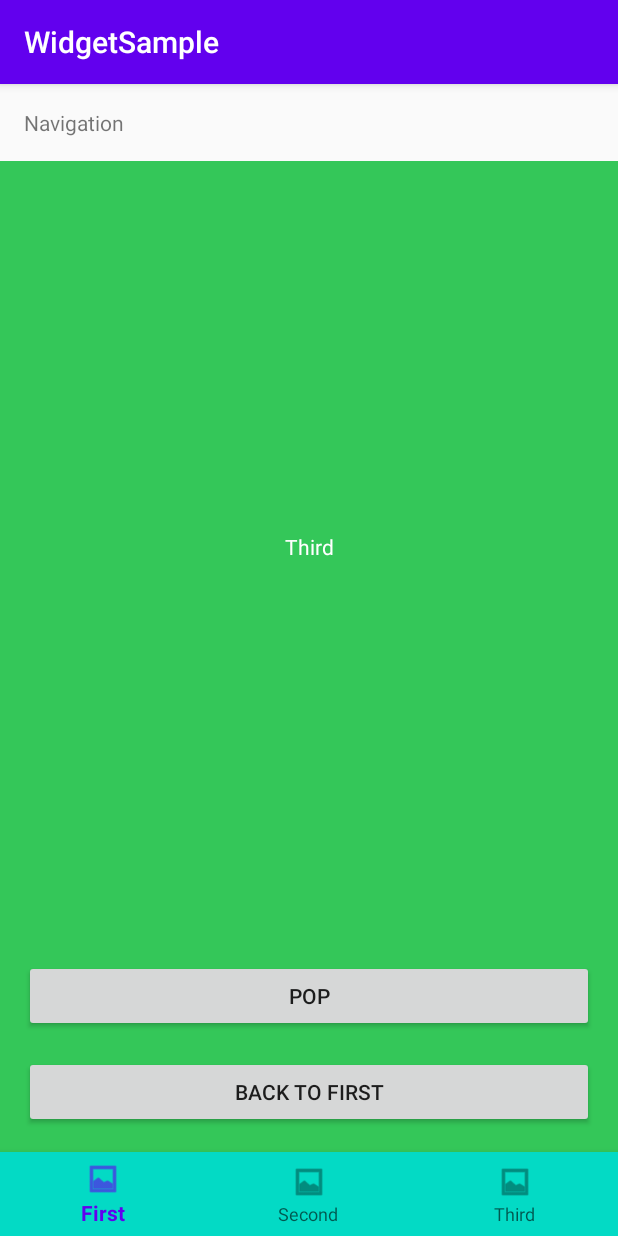
After one commit to adventam10/WidgetSample, an Android app: the fragment NavigationThirdFragment placed in its activity, on a phone screen of 412 x 824 dp. The commit adds this screen. Run offline under Robolectric (Android 15) with nearby library versions, the phone set to English and light mode, and no system bars; our stand-ins replace navigation-ui.

Commit message:
Add Navigation

```diff
--- a/WidgetSample/app/build.gradle
+++ b/WidgetSample/app/build.gradle
@@ -1,6 +1,7 @@
 apply plugin: 'com.android.application'
 apply plugin: 'kotlin-android'
 apply plugin: 'kotlin-android-extensions'
+apply plugin: "androidx.navigation.safeargs.kotlin"
 
 android {
     compileSdkVersion 29
@@ -36,4 +37,6 @@ dependencies {
     androidTestImplementation 'androidx.test.ext:junit:1.1.1'
     androidTestImplementation 'androidx.test.espresso:espresso-core:3.2.0'
     implementation 'com.google.android.material:material:1.1.0'
+    implementation 'androidx.navigation:navigation-fragment-ktx:2.0.0'
+    implementation 'androidx.navigation:navigation-ui-ktx:2.0.0'
 }
--- a/WidgetSample/app/src/main/AndroidManifest.xml
+++ b/WidgetSample/app/src/main/AndroidManifest.xml
@@ -11,7 +11,8 @@
         android:roundIcon="@mipmap/ic_launcher_round"
         android:supportsRtl="true"
         android:theme="@style/AppTheme">
-        <activity android:name=".TabLayoutActivity"></activity>
+        <activity android:name=".NavigationActivity"></activity>
+        <activity android:name=".TabLayoutActivity" />
         <activity android:name=".ConstraintLayoutActivity" />
         <activity android:name=".GridLayoutActivity" />
         <activity android:name=".TableLayoutActivity" />
--- a/WidgetSample/app/src/main/java/com/example/widgetsample/MainActivity.kt
+++ b/WidgetSample/app/src/main/java/com/example/widgetsample/MainActivity.kt
@@ -20,7 +20,7 @@ class MainActivity : AppCompatActivity() {
         val list = listOf("Texts", "EditTexts", "Buttons", "WebView", "VideoView", "CalendarView",
             "Widgets", "ContainerSpecialTags", "Containers", "RecyclerView", "ViewPager", "GridView",
             "LinearLayout", "RelativeLayout", "FrameLayout", "TableLayout", "GridLayout", "ConstraintLayout",
-            "TabLayout")
+            "TabLayout", "Navigation")
         val adapter = ArrayAdapter(this, android.R.layout.simple_list_item_1, list)
         listView.adapter = adapter
 
@@ -46,6 +46,7 @@ class MainActivity : AppCompatActivity() {
                 Menu.GridLayout -> Intent(this, GridLayoutActivity::class.java)
                 Menu.ConstraintLayout -> Intent(this, ConstraintLayoutActivity::class.java)
                 Menu.TabLayout -> Intent(this, TabLayoutActivity::class.java)
+                Menu.Navigation -> Intent(this, NavigationActivity::class.java)
             }
 
             startActivity(intent)
@@ -57,5 +58,5 @@ enum class Menu {
     Texts, EditTexts, Buttons, WebView, VideoView, CalendarView, Widgets,
     ContainerSpecialTags, Containers, RecyclerView, ViewPager, GridView,
     LinearLayout, RelativeLayout, FrameLayout, TableLayout, GridLayout,
-    ConstraintLayout, TabLayout;
+    ConstraintLayout, TabLayout, Navigation;
 }
--- /dev/null
+++ b/WidgetSample/app/src/main/java/com/example/widgetsample/NavigationActivity.kt
@@ -0,0 +1,23 @@
+package com.example.widgetsample
+
+import androidx.appcompat.app.AppCompatActivity
+import android.os.Bundle
+import androidx.navigation.findNavController
+import androidx.navigation.ui.AppBarConfiguration
+import androidx.navigation.ui.setupWithNavController
+import com.google.android.material.bottomnavigation.BottomNavigationView
+import com.google.android.material.navigation.NavigationView
+
+class NavigationActivity : AppCompatActivity() {
+
+    override fun onCreate(savedInstanceState: Bundle?) {
+        super.onCreate(savedInstanceState)
+        setContentView(R.layout.activity_navigation)
+
+        val navController = findNavController(R.id.fragment)
+        findViewById<NavigationView>(R.id.nav_view)
+            .setupWithNavController(navController)
+        findViewById<BottomNavigationView>(R.id.bottom_nav_view)
+            .setupWithNavController(navController)
+    }
+}
--- /dev/null
+++ b/WidgetSample/app/src/main/java/com/example/widgetsample/navigation/NavigationFirstFragment.kt
@@ -0,0 +1,33 @@
+package com.example.widgetsample.navigation
+
+import android.os.Bundle
+import androidx.fragment.app.Fragment
+import android.view.LayoutInflater
+import android.view.View
+import android.view.ViewGroup
+import android.widget.Button
+import androidx.navigation.fragment.findNavController
+
+import com.example.widgetsample.R
+
+/**
+ * A simple [Fragment] subclass.
+ */
+class NavigationFirstFragment : Fragment() {
+
+    override fun onCreateView(
+        inflater: LayoutInflater, container: ViewGroup?,
+        savedInstanceState: Bundle?
+    ): View? {
+        // Inflate the layout for this fragment
+        return inflater.inflate(R.layout.fragment_navigation_first, container, false)
+    }
+
+    override fun onViewCreated(view: View, savedInstanceState: Bundle?) {
+        super.onViewCreated(view, savedInstanceState)
+        view.findViewById<Button>(R.id.button).setOnClickListener {
+            val action = NavigationFirstFragmentDirections.actionNavigationFirstFragmentToNavigationSecondFragment("Firstから値渡し")
+            findNavController().navigate(action)
+        }
+    }
+}
--- /dev/null
+++ b/WidgetSample/app/src/main/java/com/example/widgetsample/navigation/NavigationThirdFragment.kt
@@ -0,0 +1,47 @@
+package com.example.widgetsample.navigation
+
+import android.os.Bundle
+import android.util.Log
+import androidx.fragment.app.Fragment
+import android.view.LayoutInflater
+import android.view.View
+import android.view.ViewGroup
+import android.widget.Button
+import android.widget.TextView
+import androidx.navigation.fragment.findNavController
+import androidx.navigation.fragment.navArgs
+
+import com.example.widgetsample.R
+
+/**
+ * A simple [Fragment] subclass.
+ * Use the [NavigationThirdFragment.newInstance] factory method to
+ * create an instance of this fragment.
+ */
+class NavigationThirdFragment : Fragment() {
+
+    // 通常はこの取得方法でいいと思う
+    // 今回はnullになるパターンがあるので使わない
+//    val navArgs : NavigationThirdFragmentArgs by navArgs()
+    override fun onCreateView(
+        inflater: LayoutInflater, container: ViewGroup?,
+        savedInstanceState: Bundle?
+    ): View? {
+        // Inflate the layout for this fragment
+        return inflater.inflate(R.layout.fragment_navigation_third, container, false)
+    }
+
+    override fun onViewCreated(view: View, savedInstanceState: Bundle?) {
+        super.onViewCreated(view, savedInstanceState)
+        view.findViewById<Button>(R.id.button_back_first).setOnClickListener {
+            findNavController().popBackStack(R.id.navigationFirstFragment, false)
+        }
+        view.findViewById<Button>(R.id.button_back).setOnClickListener {
+            findNavController().popBackStack()
+        }
+        arguments?.let {
+            val args = NavigationThirdFragmentArgs.fromBundle(it)
+            view.findViewById<TextView>(R.id.text).text = args.text
+        }
+    }
+}
--- /dev/null
+++ b/WidgetSample/app/src/main/res/layout/activity_navigation.xml
@@ -0,0 +1,42 @@
+<?xml version="1.0" encoding="utf-8"?>
+<androidx.drawerlayout.widget.DrawerLayout xmlns:android="http://schemas.android.com/apk/res/android"
+    xmlns:app="http://schemas.android.com/apk/res-auto"
+    xmlns:tools="http://schemas.android.com/tools"
+    android:layout_width="match_parent"
+    android:layout_height="match_parent"
+    tools:context=".NavigationActivity">
+
+    <LinearLayout
+        android:layout_width="match_parent"
+        android:layout_height="match_parent"
+        android:orientation="vertical">
+        <TextView
+            android:layout_width="match_parent"
+            android:layout_height="wrap_content"
+            android:padding="16dp"
+            android:text="Navigation"/>
+        <fragment
+            android:id="@+id/fragment"
+            android:name="androidx.navigation.fragment.NavHostFragment"
+            android:layout_width="match_parent"
+            android:layout_height="match_parent"
+            android:layout_weight="1"
+            app:defaultNavHost="true"
+            app:navGraph="@navigation/navigation" />
+        <com.google.android.material.bottomnavigation.BottomNavigationView
+            android:id="@+id/bottom_nav_view"
+            android:layout_width="match_parent"
+            android:layout_height="wrap_content"
+            android:background="@color/colorAccent"
+            app:menu="@menu/menu_navigation"/>
+    </LinearLayout>
+
+    <com.google.android.material.navigation.NavigationView
+        android:id="@+id/nav_view"
+        android:layout_width="wrap_content"
+        android:layout_height="match_parent"
+        android:layout_gravity="start"
+        android:fitsSystemWindows="true"
+        app:headerLayout="@layout/navigation_drawer_header"
+        app:menu="@menu/menu_navigation"/>
+</androidx.drawerlayout.widget.DrawerLayout>
--- /dev/null
+++ b/WidgetSample/app/src/main/res/layout/fragment_navigation_third.xml
@@ -0,0 +1,58 @@
+<?xml version="1.0" encoding="utf-8"?>
+<androidx.constraintlayout.widget.ConstraintLayout xmlns:android="http://schemas.android.com/apk/res/android"
+    xmlns:app="http://schemas.android.com/apk/res-auto"
+    xmlns:tools="http://schemas.android.com/tools"
+    android:layout_width="match_parent"
+    android:layout_height="match_parent"
+    android:background="#34c759"
+    tools:context=".navigation.NavigationThirdFragment">
+
+    <LinearLayout
+        android:layout_width="wrap_content"
+        android:layout_height="wrap_content"
+        android:orientation="vertical"
+        android:gravity="center_horizontal"
+        app:layout_constraintBottom_toTopOf="@+id/button_back"
+        app:layout_constraintEnd_toEndOf="parent"
+        app:layout_constraintStart_toStartOf="parent"
+        app:layout_constraintTop_toTopOf="parent">
+
+        <TextView
+            android:layout_width="wrap_content"
+            android:layout_height="wrap_content"
+            android:text="Third"
+            android:textColor="#fff"/>
+
+        <TextView
+            android:id="@+id/text"
+            android:layout_width="wrap_content"
+            android:layout_height="wrap_content"
+            android:textColor="#fff"
+            tools:text="Test" />
+    </LinearLayout>
+
+    <Button
+        android:id="@+id/button_back"
+        android:layout_width="0dp"
+        android:layout_height="wrap_content"
+        android:layout_marginStart="16dp"
+        android:layout_marginEnd="16dp"
+        android:layout_marginBottom="16dp"
+        android:text="Pop"
+        app:layout_constraintBottom_toTopOf="@+id/button_back_first"
+        app:layout_constraintEnd_toEndOf="parent"
+        app:layout_constraintStart_toStartOf="parent" />
+
+    <Button
+        android:id="@+id/button_back_first"
+        android:layout_width="0dp"
+        android:layout_height="wrap_content"
+        android:layout_marginStart="16dp"
+        android:layout_marginEnd="16dp"
+        android:layout_marginBottom="16dp"
+        android:text="Back To First"
+        app:layout_constraintBottom_toBottomOf="parent"
+        app:layout_constraintEnd_toEndOf="parent"
+        app:layout_constraintStart_toStartOf="parent" />
+
+</androidx.constraintlayout.widget.ConstraintLayout>
--- /dev/null
+++ b/WidgetSample/app/src/main/res/menu/menu_navigation.xml
@@ -0,0 +1,18 @@
+<?xml version="1.0" encoding="utf-8"?>
+<menu xmlns:android="http://schemas.android.com/apk/res/android">
+    <group
+        android:checkableBehavior="single">
+        <item
+            android:id="@+id/navigationFirstFragment"
+            android:icon="@android:drawable/ic_menu_gallery"
+            android:title="First" />
+        <item
+            android:id="@+id/navigationSecondFragment"
+            android:icon="@android:drawable/ic_menu_gallery"
+            android:title="Second" />
+        <item
+            android:id="@+id/navigationThirdFragment"
+            android:icon="@android:drawable/ic_menu_gallery"
+            android:title="Third" />
+    </group>
+</menu>
--- /dev/null
+++ b/WidgetSample/app/src/main/res/navigation/navigation.xml
@@ -0,0 +1,41 @@
+<?xml version="1.0" encoding="utf-8"?>
+<navigation xmlns:android="http://schemas.android.com/apk/res/android"
+    xmlns:app="http://schemas.android.com/apk/res-auto"
+    xmlns:tools="http://schemas.android.com/tools"
+    android:id="@+id/navigation"
+    app:startDestination="@id/navigationFirstFragment">
+
+    <fragment
+        android:id="@+id/navigationFirstFragment"
+        android:name="com.example.widgetsample.navigation.NavigationFirstFragment"
+        android:label="fragment_navigation_first"
+        tools:layout="@layout/fragment_navigation_first" >
+        <action
+            android:id="@+id/action_navigationFirstFragment_to_navigationSecondFragment"
+            app:destination="@id/navigationSecondFragment" />
+    </fragment>
+    <fragment
+        android:id="@+id/navigationSecondFragment"
+        android:name="com.example.widgetsample.navigation.NavigationSecondFragment"
+        android:label="fragment_navigation_second"
+        tools:layout="@layout/fragment_navigation_second" >
+        <action
+            android:id="@+id/action_navigationSecondFragment_to_navigationThirdFragment"
+            app:destination="@id/navigationThirdFragment" />
+        <argument
+            android:name="text"
+            app:argType="string" />
+    </fragment>
+    <fragment
+        android:id="@+id/navigationThirdFragment"
+        android:name="com.example.widgetsample.navigation.NavigationThirdFragment"
+        android:label="fragment_navigation_third"
+        tools:layout="@layout/fragment_navigation_third" >
+        <action
+            android:id="@+id/action_navigationThirdFragment_to_navigationFirstFragment"
+            app:destination="@id/navigationFirstFragment" />
+        <argument
+            android:name="text"
+            app:argType="string" />
+    </fragment>
+</navigation>
--- a/WidgetSample/build.gradle
+++ b/WidgetSample/build.gradle
@@ -13,6 +13,8 @@ buildscript {
 
         // NOTE: Do not place your application dependencies here; they belong
         // in the individual module build.gradle files
+        def nav_version = "2.3.0"
+        classpath "androidx.navigation:navigation-safe-args-gradle-plugin:$nav_version"
     }
 }
 
```
Also changed, not shown: WidgetSample/app/src/main/java/com/example/widgetsample/navigation/NavigationSecondFragment.kt (added, +45 -0 lines), WidgetSample/app/src/main/res/layout/fragment_navigation_first.xml (added, +33 -0 lines), WidgetSample/app/src/main/res/layout/fragment_navigation_second.xml (added, +58 -0 lines), WidgetSample/app/src/main/res/layout/navigation_drawer_header.xml (added, +19 -0 lines).
